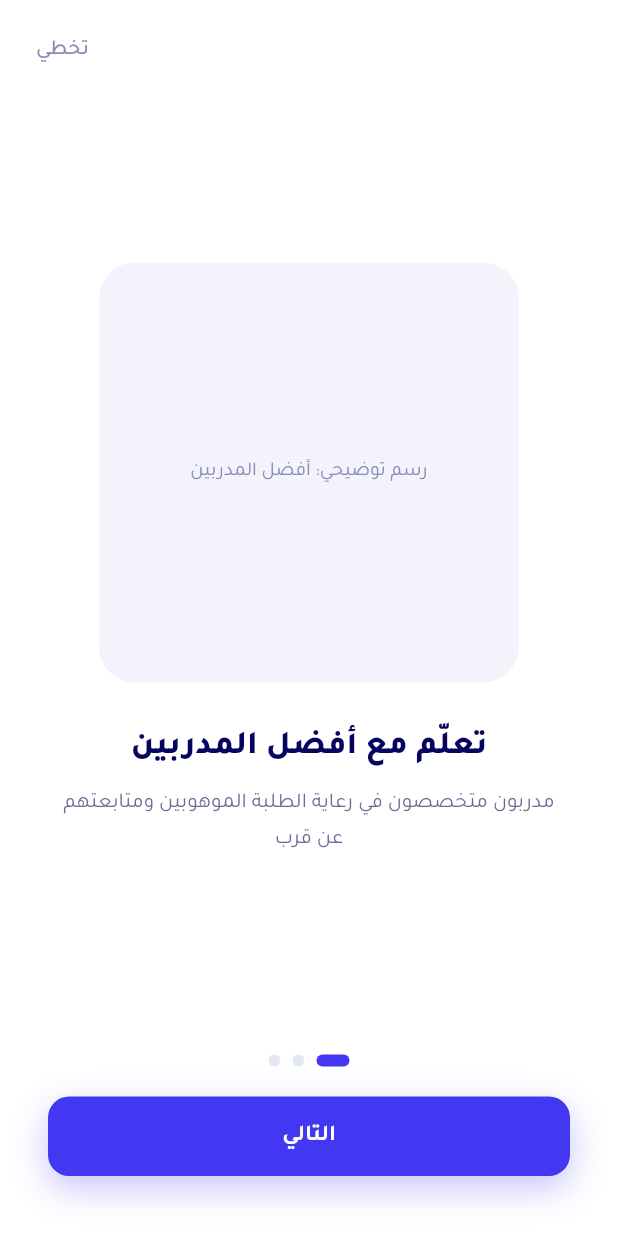
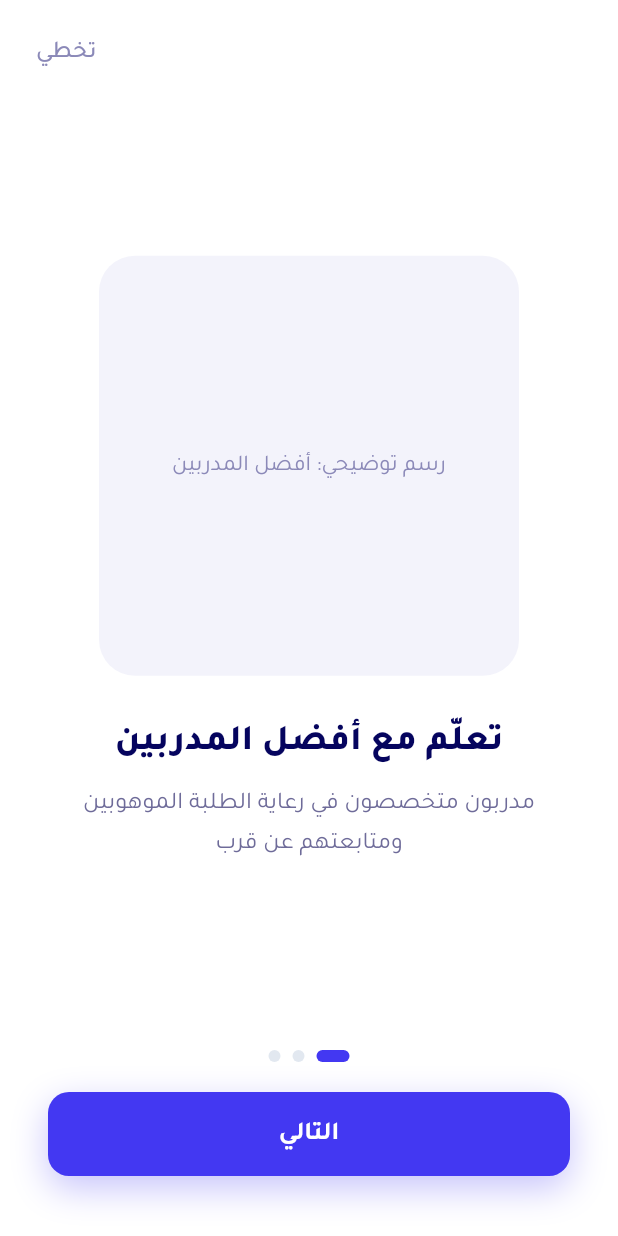
Before and after one commit to cgdmohamed/alef-mobile-app, a Flutter app: the screen it shows after launch, on a phone screen of 412 x 824 dp. Run offline on Flutter 3.47's test engine with Material 3 defaults, Android fonts, the phone set to English and light mode, and no system bars; our stand-ins replace flutter_svg, go_router.

Commit message:
Bump font sizes for readability, add tablet/iPad support
Typography: the source design used literal CSS pixel sizes down to
8-10px, fine zoomed into a design tool but genuinely hard to read at
native mobile scale. tj() now runs every size through a graduated
readability scale (never below 12px, +2..+4px tapering off for the
already-large display sizes) so the whole app reads more comfortably
while keeping the same relative hierarchy — this is centralized in one
place rather than hand-edited per call site, so it applies everywhere
automatically. Bumped the notification-count badge circle to match
its now-larger digit.

Tablet/iPad: the design is a single-column 390px-wide phone layout;
stretching it edge-to-edge on a tablet would leave text and cards
floating awkwardly wide. The app root now centers the whole app at a
480px max width with a light backdrop and a subtle shadow on anything
wider — a no-op on real phones, and correct in both portrait and
landscape on a tablet since only width is capped, not height.
Verified with debug builds (which surface Flutter's overflow warnings)
across phone/iPad-portrait/iPad-landscape viewports on Home,
Assignments, Achievements, Meetings, Profile, Notifications, and the
OTP screen's fixed-size input boxes — no overflow anywhere.

Co-Authored-By: Claude Sonnet 5 <noreply@anthropic.com>
Claude-Session: https://claude.ai/code/session_01Jg3gBfdGSUkjLdz5nz6mBL

```diff
--- a/lib/main.dart
+++ b/lib/main.dart
@@ -2,11 +2,20 @@ import 'package:flutter/material.dart';
 import 'package:provider/provider.dart';
 import 'router/app_router.dart';
 import 'state/app_state.dart';
+import 'theme/app_colors.dart';
 import 'theme/app_theme.dart';
 
 void main() {
   runApp(const AlefApp());
 }
+
+/// The design is a single-column phone layout (390px baseline). Rather than
+/// stretching every screen edge-to-edge on a tablet — which would leave text
+/// and cards floating awkwardly wide — this caps the whole app at a
+/// comfortable phone-ish width and centers it, in both portrait and
+/// landscape, on any screen wider than that. Below the cap (real phones)
+/// this is a no-op.
+const double _maxAppWidth = 480;
 
 class AlefApp extends StatelessWidget {
   const AlefApp({super.key});
@@ -26,7 +35,20 @@ class AlefApp extends StatelessWidget {
             builder: (context, child) {
               return Directionality(
                 textDirection: TextDirection.rtl,
-                child: child ?? const SizedBox.shrink(),
+                child: ColoredBox(
+                  color: AppColors.scaffold,
+                  child: Center(
+                    child: ConstrainedBox(
+                      constraints: const BoxConstraints(maxWidth: _maxAppWidth),
+                      child: Container(
+                        decoration: const BoxDecoration(boxShadow: [
+                          BoxShadow(color: Color(0x1A05045E), blurRadius: 40, offset: Offset(0, 12)),
+                        ]),
+                        child: child ?? const SizedBox.shrink(),
+                      ),
+                    ),
+                  ),
+                ),
               );
             },
           );
--- a/lib/theme/app_colors.dart
+++ b/lib/theme/app_colors.dart
@@ -13,7 +13,7 @@ class AppColors {
   static const Color coral = Color(0xFFFF6B6B); // danger / overdue accent
   static const Color border = Color(0xFFE2E8F0); // hairline / input border
 
-  static const Color scaffold = Color(0xFFF1F0F9); // gallery bg (unused in-app)
+  static const Color scaffold = Color(0xFFF1F0F9); // tablet/desktop letterbox backdrop
   static const Color screenBg = Color(0xFFF7F7FC); // most screen backgrounds
   static const Color card = Color(0xFFFFFFFF);
   static const Color inputFill = Color(0xFFF3F3FB);
```
Also changed, not shown: lib/screens/home/widgets/notification_bell.dart (+4 -4 lines), lib/theme/app_text.dart (+37 -2 lines).
